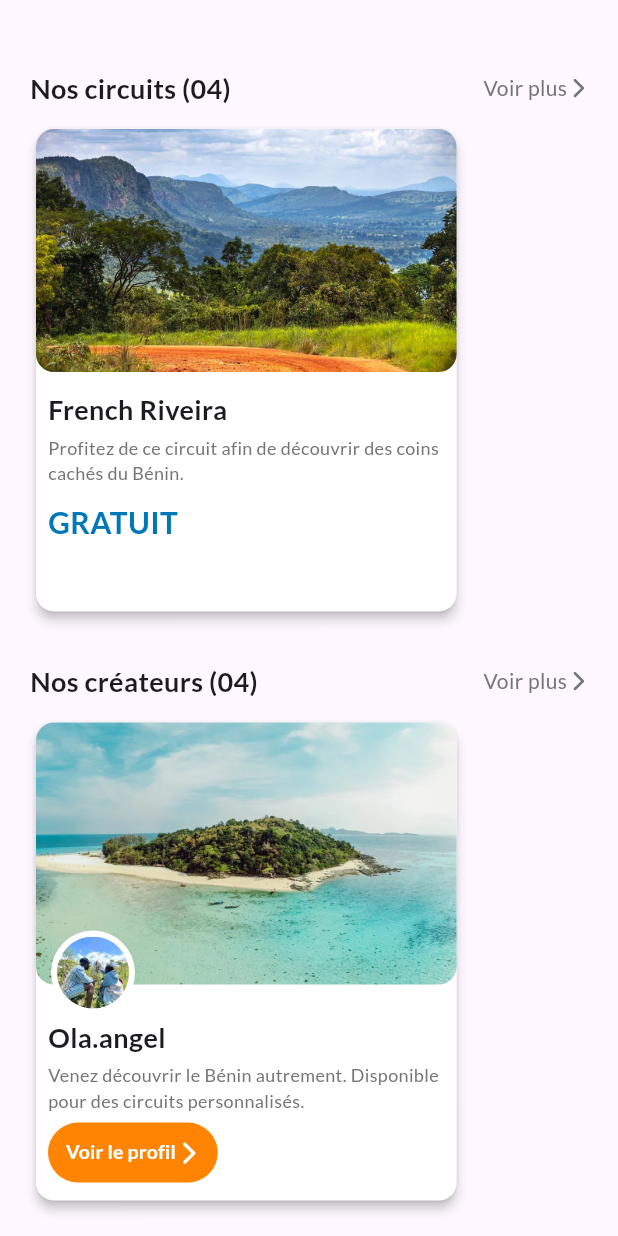
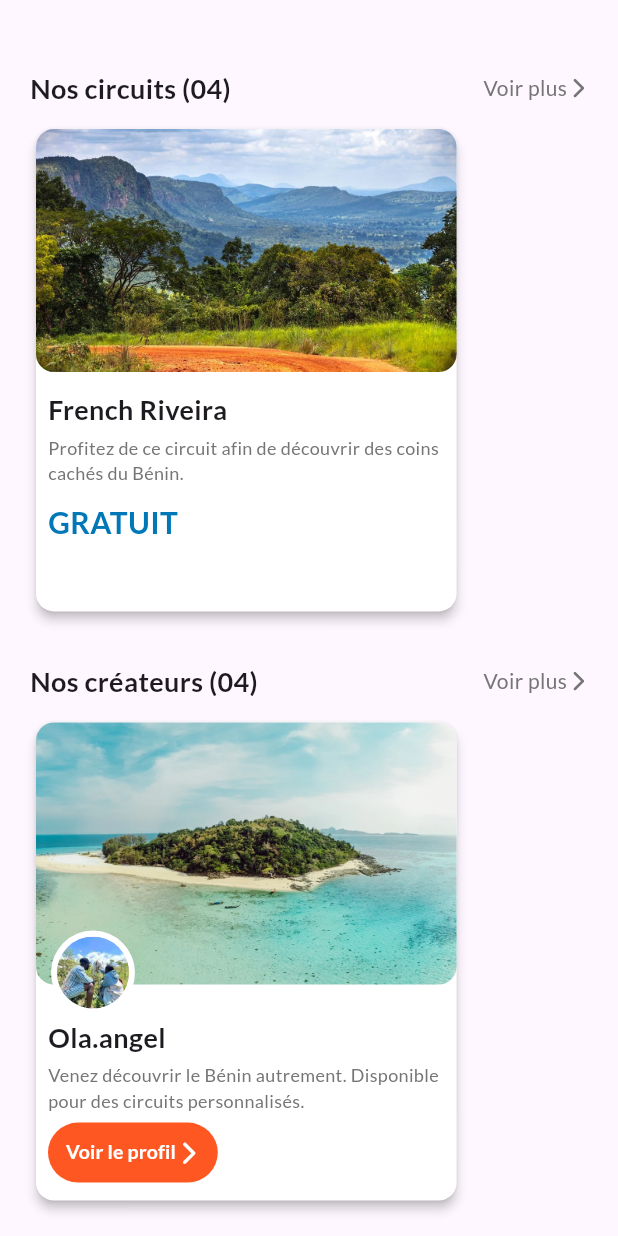
Before and after one commit to imdadAdelabou/EasyTrip, a Flutter app: the HomeTraveller screen opened by its route, scrolled down 86 dp, on a phone screen of 412 x 824 dp. Run offline on Flutter 3.47's test engine with Material 2 defaults, Android fonts, the light colour scheme and no system bars; our stand-ins replace flutter_svg, font_awesome_flutter, gap, google_fonts, pin_code_fields.

```diff
--- a/lib/components/creator_card.dart
+++ b/lib/components/creator_card.dart
@@ -16,7 +16,6 @@ class CreatorCard extends StatelessWidget {
   @override
   Widget build(BuildContext context) {
     double maxWidth = MediaQuery.of(context).size.width;
-    double maxHeight = MediaQuery.of(context).size.height;
 
     return SizedBox(
       width: maxWidth * .7,
@@ -80,7 +79,7 @@ class CreatorCard extends StatelessWidget {
                     onPressed: () {},
                     style: ButtonStyle(
                       backgroundColor: MaterialStateProperty.all<Color>(
-                        AppColor.orangeVariant,
+                        AppColor.orangeColor,
                       ),
                     ),
                     child: Row(
```
